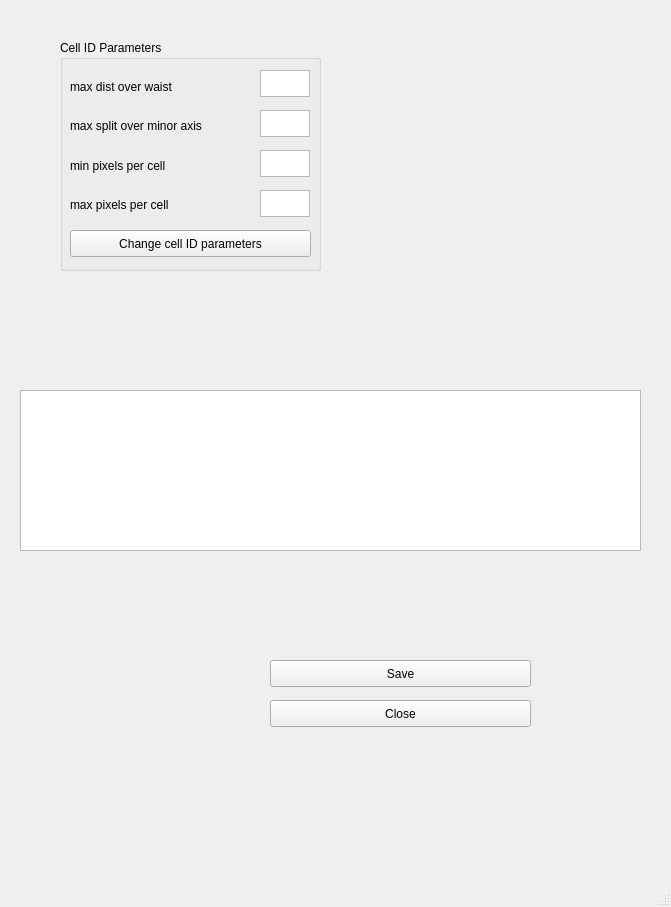
Old version of the form src/MainWindow.ui in the repository holzwok/Berufspraktikum.
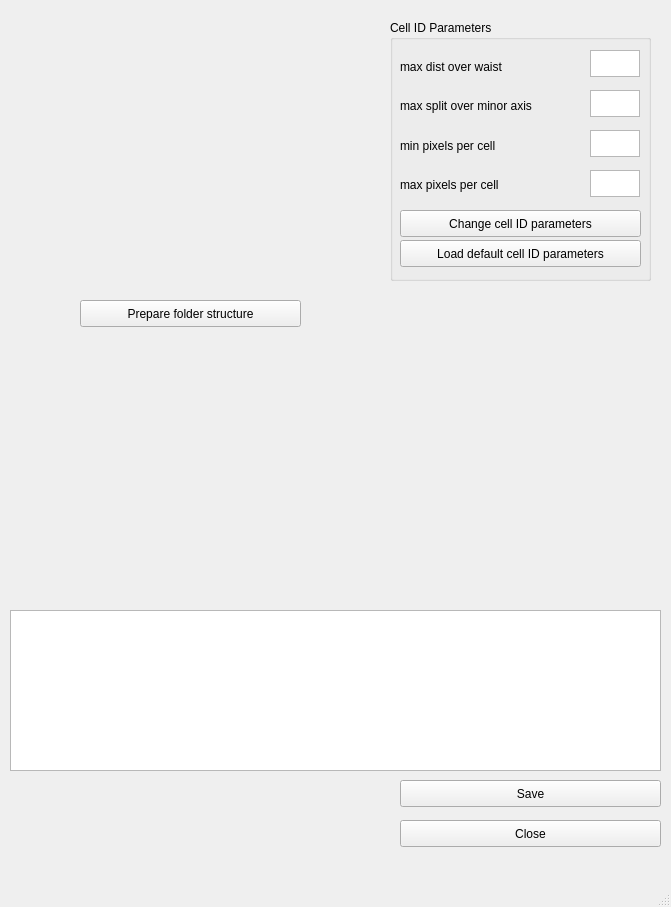
New version of the form.

```diff
--- a/src/MainWindow.ui
+++ b/src/MainWindow.ui
@@ -17,8 +17,8 @@
    <widget class="QPushButton" name="pushButton_2">
     <property name="geometry">
      <rect>
-      <x>270</x>
-      <y>700</y>
+      <x>400</x>
+      <y>820</y>
       <width>261</width>
       <height>27</height>
      </rect>
@@ -30,8 +30,8 @@
    <widget class="QPushButton" name="button_save">
     <property name="geometry">
      <rect>
-      <x>270</x>
-      <y>660</y>
+      <x>400</x>
+      <y>780</y>
       <width>261</width>
       <height>27</height>
      </rect>
@@ -43,10 +43,10 @@
    <widget class="QGroupBox" name="groupBox">
     <property name="geometry">
      <rect>
-      <x>60</x>
-      <y>40</y>
+      <x>390</x>
+      <y>20</y>
       <width>261</width>
-      <height>231</height>
+      <height>261</height>
      </rect>
     </property>
     <property name="font">
@@ -154,17 +154,43 @@
       </item>
      </layout>
     </widget>
+    <widget class="QPushButton" name="button_load_default_cellid_parameters">
+     <property name="geometry">
+      <rect>
+       <x>10</x>
+       <y>220</y>
+       <width>241</width>
+       <height>27</height>
+      </rect>
+     </property>
+     <property name="text">
+      <string>Load default cell ID parameters</string>
+     </property>
+    </widget>
    </widget>
    <widget class="QTextEdit" name="log_window">
     <property name="geometry">
      <rect>
-      <x>20</x>
-      <y>390</y>
-      <width>621</width>
+      <x>10</x>
+      <y>610</y>
+      <width>651</width>
       <height>161</height>
      </rect>
     </property>
    </widget>
+   <widget class="QPushButton" name="prepare_structure">
+    <property name="geometry">
+     <rect>
+      <x>80</x>
+      <y>300</y>
+      <width>221</width>
+      <height>27</height>
+     </rect>
+    </property>
+    <property name="text">
+     <string>Prepare folder structure</string>
+    </property>
+   </widget>
   </widget>
   <widget class="QMenuBar" name="menubar">
    <property name="geometry">
```
